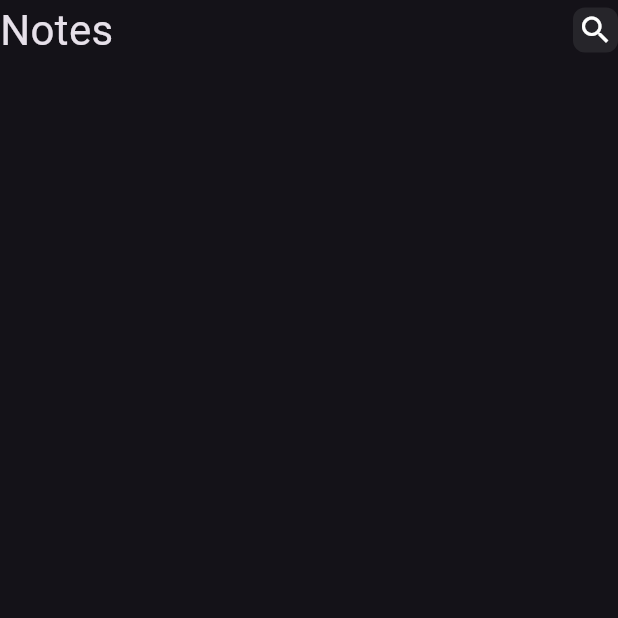
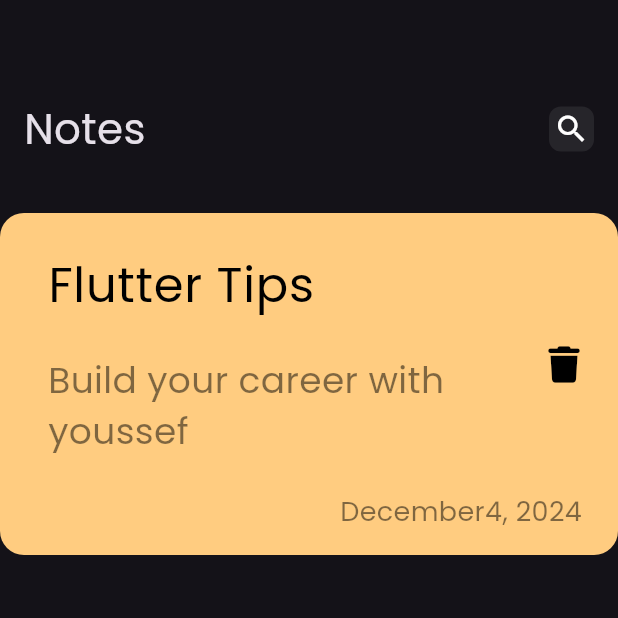
Before and after one commit to YoussefKadafy/notes_app, a Flutter app: the screen it shows after launch, on a phone screen of 412 x 824 dp, the top half of it. Run offline on Flutter 3.47's test engine with Material 3 defaults, Android fonts, the phone set to English and light mode, and no system bars; our stand-ins replace font_awesome_flutter.

Commit message:
create custom note item

```diff
--- a/lib/main.dart
+++ b/lib/main.dart
@@ -16,7 +16,7 @@ class NotesApp extends StatelessWidget {
         NotesView.id: (context) => NotesView(),
       },
       initialRoute: NotesView.id,
-      theme: ThemeData.dark(),
+      theme: ThemeData(brightness: Brightness.dark, fontFamily: 'Poppins'),
     );
   }
 }
--- a/lib/widgets/custom_app_bar.dart
+++ b/lib/widgets/custom_app_bar.dart
@@ -6,7 +6,9 @@ class CustomAppBar extends StatelessWidget {
 
   @override
   Widget build(BuildContext context) {
-    return Row(
+    return Padding(
+      padding: const EdgeInsets.all(16.0),
+      child: Row(
         mainAxisAlignment: MainAxisAlignment.spaceBetween,
         children: [
           const Text(
@@ -17,6 +19,7 @@ class CustomAppBar extends StatelessWidget {
           ),
           CustomIcon(),
         ],
+      ),
     );
   }
 }
--- a/lib/widgets/notes_view_body.dart
+++ b/lib/widgets/notes_view_body.dart
@@ -1,4 +1,5 @@
 import 'package:flutter/material.dart';
+import 'package:font_awesome_flutter/font_awesome_flutter.dart';
 import 'package:notes_app/widgets/custom_app_bar.dart';
 import 'package:notes_app/views/notes_view.dart';
 
@@ -9,8 +10,69 @@ class NotesViewBody extends StatelessWidget {
   Widget build(BuildContext context) {
     return Column(
       children: [
+        SizedBox(
+          height: 50,
+        ),
         CustomAppBar(),
+        SizedBox(
+          height: 20,
+        ),
+        NoteIetem(),
       ],
     );
   }
 }
+
+class NoteIetem extends StatelessWidget {
+  const NoteIetem({super.key});
+
+  @override
+  Widget build(BuildContext context) {
+    return Container(
+      padding: EdgeInsetsDirectional.only(
+        top: 16,
+        start: 16,
+        bottom: 16,
+      ),
+      decoration: BoxDecoration(
+        borderRadius: BorderRadius.circular(16),
+        color: Color(0xffFFCC80),
+      ),
+      child: Column(
+        crossAxisAlignment: CrossAxisAlignment.end,
+        children: [
+          ListTile(
+            title: Text(
+              'Flutter Tips',
+              style: TextStyle(fontSize: 32, color: Colors.black),
+            ),
+            subtitle: Padding(
+              padding: const EdgeInsetsDirectional.only(top: 22, bottom: 16),
+              child: Text(
+                'Build your career with youssef',
+                style: TextStyle(
+                  fontSize: 24,
+                  color: Colors.black.withOpacity(.5),
+                ),
+              ),
+            ),
+            trailing: Icon(
+              FontAwesomeIcons.trash,
+              color: Colors.black,
+            ),
+          ),
+          Padding(
+            padding: const EdgeInsetsDirectional.only(end: 24),
+            child: Text(
+              'December4, 2024',
+              style: TextStyle(
+                fontSize: 18,
+                color: Colors.black.withOpacity(0.5),
+              ),
+            ),
+          ),
+        ],
+      ),
+    );
+  }
+}
```
Also changed, not shown: pubspec.yaml (+5 -6 lines), assets/fonts/Poppins-Regular.ttf (added), pubspec.lock. Lines whose indentation alone changed are shown as unchanged.
